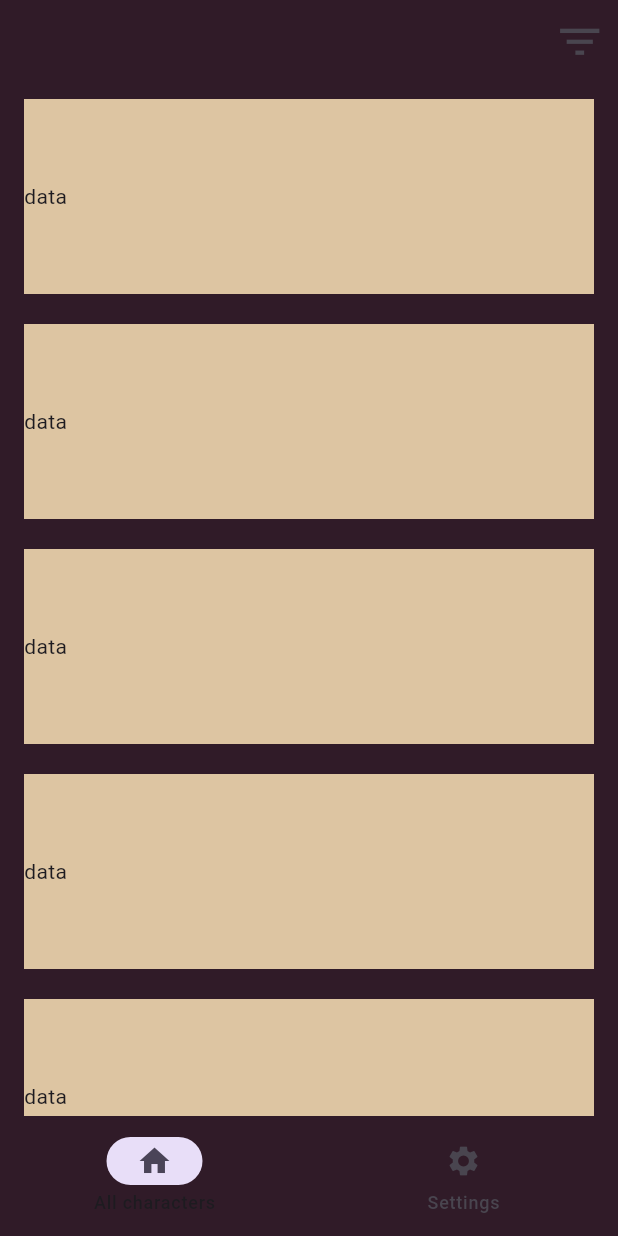
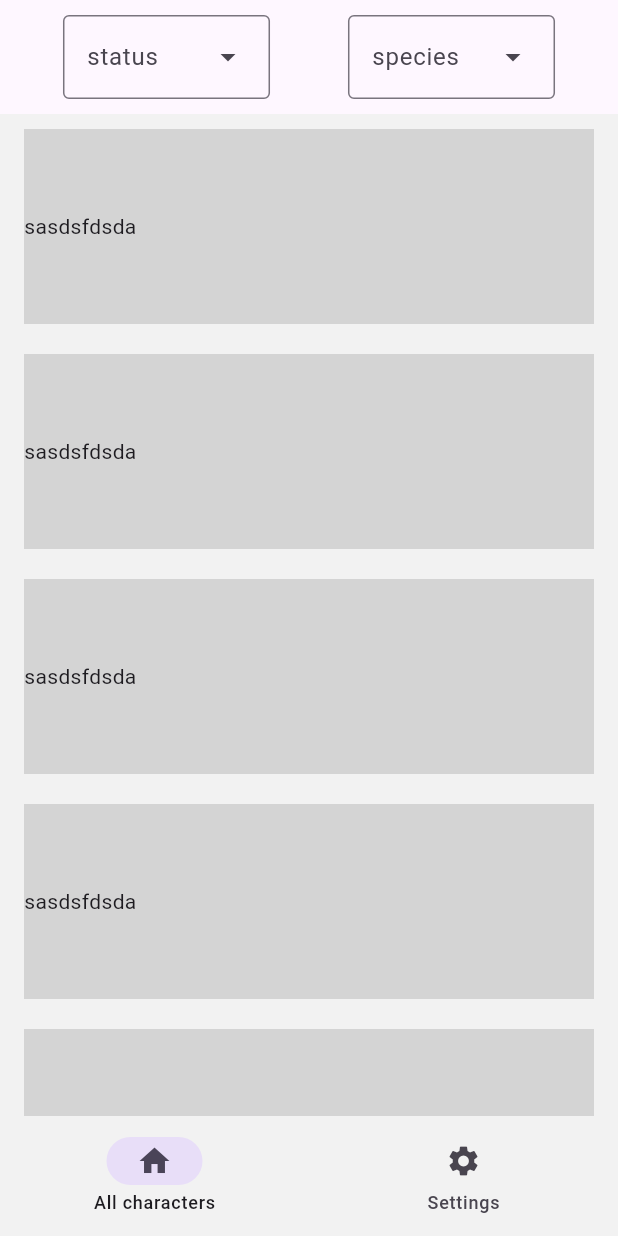
Before and after one commit to ArseniiShmatov09/Rick-And-Morty-App, a Flutter app: the screen it shows after launch, on a phone screen of 412 x 824 dp. Run offline on Flutter 3.47's test engine with Material 3 defaults, Android fonts, the phone set to English and light mode, and no system bars.

Commit message:
changed UI, some work with design

```diff
--- a/rick_and_morty_app/lib/main.dart
+++ b/rick_and_morty_app/lib/main.dart
@@ -1,6 +1,6 @@
 import 'package:flutter/material.dart';
-import 'package:rick_and_morty_app/pages/characters%20list/characters_list.dart';
-import 'package:rick_and_morty_app/pages/settings/settings.dart';
+import 'package:rick_and_morty_app/ui/pages/characters_list/characters_list.dart';
+import 'package:rick_and_morty_app/ui/pages/settings/settings.dart';
 
 void main() {
   runApp(const MainApp());
@@ -14,16 +14,8 @@ class MainApp extends StatelessWidget {
     return  MaterialApp(
       debugShowCheckedModeBanner: false,
       home: Scaffold(
-        appBar: AppBar(
-          surfaceTintColor: const Color.fromRGBO(48, 27, 40, 1),
-          backgroundColor: const Color.fromRGBO(48, 27, 40, 1),
-          actions: [
-            IconButton(onPressed: (){}, icon: Icon(Icons.filter_list,), iconSize: 35,)
-          ],
-
-        ),
         bottomNavigationBar: NavigationBar(
-          backgroundColor: const Color.fromRGBO(48, 27, 40, 1),
+          backgroundColor: Color.fromARGB(255, 242, 242, 242),
           destinations: const <Widget>[
           NavigationDestination(
             selectedIcon: Icon(Icons.home),
--- a/rick_and_morty_app/lib/pages/characters list/characters_list.dart
+++ /dev/null
@@ -1,31 +0,0 @@
-import 'package:flutter/material.dart';
-import 'package:flutter/widgets.dart';
-
- class CharactersList extends StatelessWidget {
-  const CharactersList({super.key});
-
-  @override
-  Widget build(BuildContext context) {
-    return Container(
-      color: const Color.fromRGBO(48, 27, 40, 30),
-      child: ListView.builder(
-        itemCount: 10,
-        itemExtent: 150,
-        itemBuilder: (BuildContext context, int index) {
-          return Padding(
-            padding: const EdgeInsets.symmetric(vertical: 10, horizontal: 16),
-            child: Container(
-              color: const Color.fromRGBO(221, 197, 162, 1),
-              child: const Row(
-                children: [
-                  Text("data"),
-                  SizedBox(height: 20,),
-                ],
-              ),
-            ),
-          );
-        }
-      ),
-    );
-  }
-}
--- /dev/null
+++ b/rick_and_morty_app/lib/ui/pages/characters_list/characters_list.dart
@@ -0,0 +1,65 @@
+import 'package:flutter/material.dart';
+import 'package:flutter/widgets.dart';
+
+class CharactersList extends StatelessWidget {
+  const CharactersList({super.key});
+  static const List<String> list = <String>['aldasl', 'Two', 'Three', 'Four'];
+
+  @override
+  Widget build(BuildContext context) {
+    return Column(
+      children: [
+        Padding(
+          padding: const EdgeInsets.symmetric(vertical: 10, horizontal: 16),
+          child: Row(
+            mainAxisAlignment: MainAxisAlignment.spaceAround,
+            children: [
+              DropdownMenu<String>(
+                hintText: "status",
+                onSelected: (String? value) {},
+                dropdownMenuEntries:
+                    list.map<DropdownMenuEntry<String>>((String value) {
+                  return DropdownMenuEntry<String>(value: value, label: value);
+                }).toList(),
+              ),
+
+              DropdownMenu<String>(
+                hintText: "species",
+                onSelected: (String? value) {},
+                dropdownMenuEntries:
+                    list.map<DropdownMenuEntry<String>>((String value) {
+                  return DropdownMenuEntry<String>(value: value, label: value);
+                }).toList(),
+              ),
+            ],
+          ),
+        ),
+        Expanded(
+          child: Container(
+            color: Color.fromARGB(255, 242, 242, 242),
+            child: ListView.builder(
+                itemCount: 10,
+                itemExtent: 150,
+                itemBuilder: (BuildContext context, int index) {
+                  return Padding(
+                    padding: const EdgeInsets.symmetric(
+                        vertical: 10, horizontal: 16),
+                    child: Container(
+                      color: Color.fromARGB(255, 212, 212, 212),
+                      child: const Row(
+                        children: [
+                          Text("sasdsfdsda"),
+                          SizedBox(
+                            height: 20,
+                          ),
+                        ],
+                      ),
+                    ),
+                  );
+                }),
+          ),
+        ),
+      ],
+    );
+  }
+}
--- a/rick_and_morty_app/lib/pages/settings/settings.dart
+++ b/rick_and_morty_app/lib/ui/pages/settings/settings.dart
@@ -22,7 +22,7 @@ class _SettingsPageState extends State<SettingsPage> {
   Widget build(BuildContext context) {
     return Container(
       decoration: const BoxDecoration(
-        color: Color.fromRGBO(48, 27, 40, 1),
+        color: Color.fromARGB(255, 242, 242, 242),
       ),
       child: Center(
         child: Padding(
@@ -35,7 +35,7 @@ class _SettingsPageState extends State<SettingsPage> {
                 shape: RoundedRectangleBorder(
                   borderRadius: BorderRadius.circular(12.0),
                 ),
-                color: Color.fromRGBO(221, 197, 162, 1),
+                color: Color.fromARGB(255, 212, 212, 212),
                 child: Padding(
                   padding: const EdgeInsets.all(16.0),
                   child: Column(
@@ -44,7 +44,8 @@ class _SettingsPageState extends State<SettingsPage> {
                       const Row(
                         mainAxisAlignment: MainAxisAlignment.center,
                         children: [
-                          Icon(Icons.brightness_6, color: Colors.black, size: 28),
+                          Icon(Icons.brightness_6,
+                              color: Colors.black, size: 28),
                           SizedBox(width: 10),
                           Text(
                             'Выберите тему',
```
